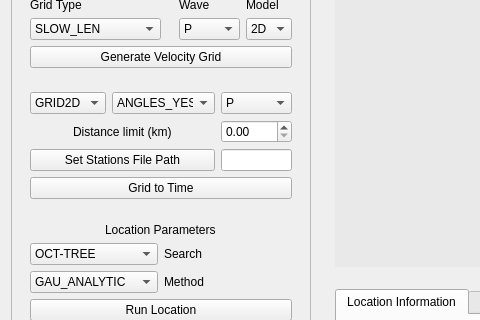
Above: isp/resources/designer_uis/EarthquakeLocationFrame.ui from ProjectISP/ISP before the change; both pictures show x 0 to 480 and y 312 to 632 of the 1121 by 861 pixel window. Below: the same form after it.
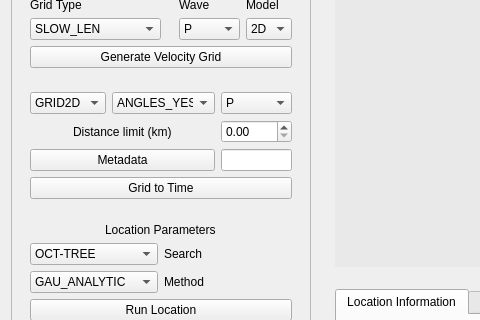
That is the form after the change.

Diff of the .ui file:
```diff
--- a/isp/resources/designer_uis/EarthquakeLocationFrame.ui
+++ b/isp/resources/designer_uis/EarthquakeLocationFrame.ui
@@ -532,7 +532,7 @@
             <string>Set the metadata file whre the algorithm wil extract the stations coordinates to locate the event.</string>
            </property>
            <property name="text">
-            <string>Set Stations File Path</string>
+            <string>Metadata</string>
            </property>
           </widget>
          </item>
```
